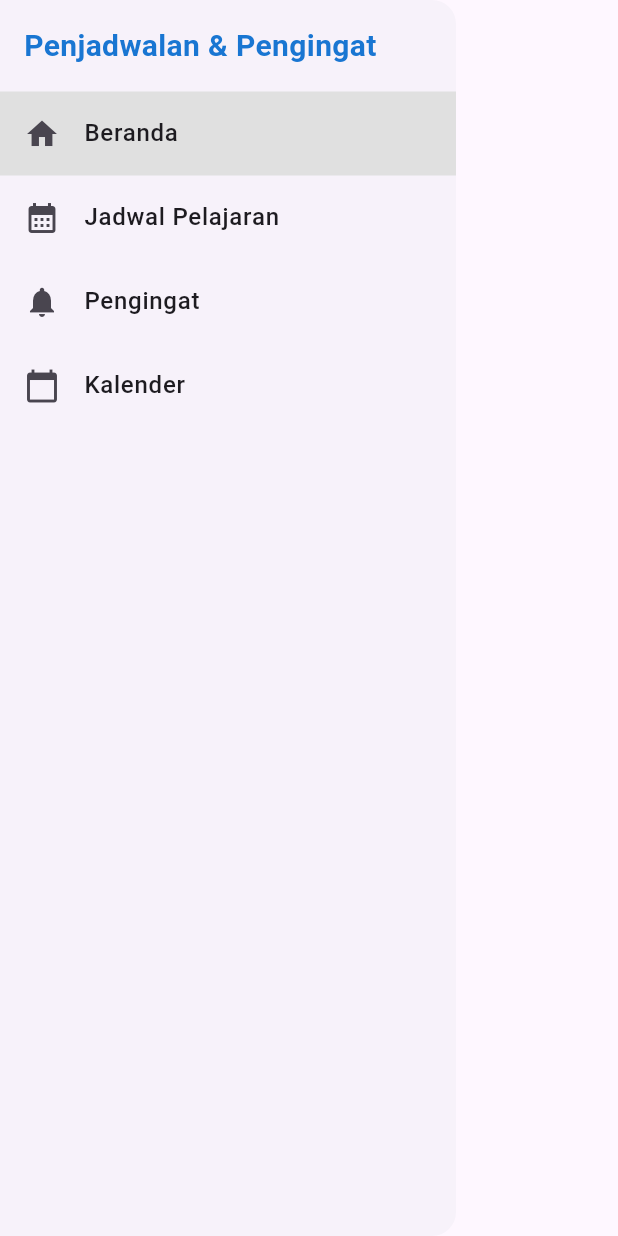
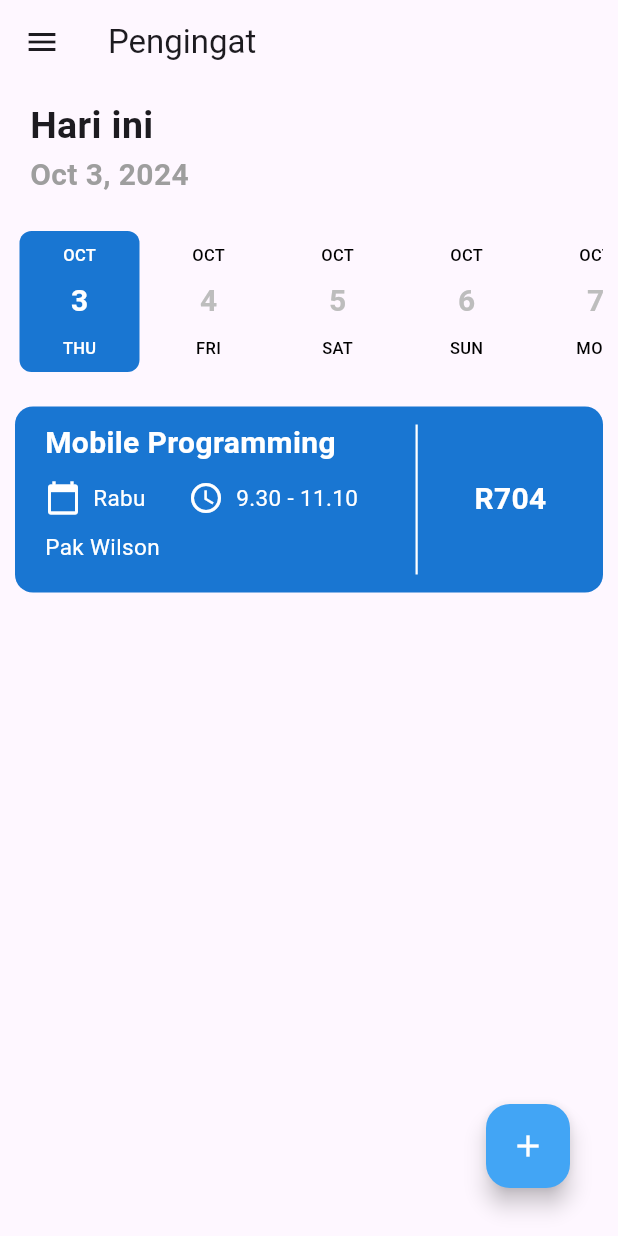
Before and after one commit to jvnnifer/jadwalPengingat, a Flutter app: the SideBar widget shown alone on an empty page, opened directly, after a tap on "Pengingat", on a phone screen of 412 x 824 dp. Run offline on Flutter 3.47's test engine with Material 3 defaults, Android fonts, the phone set to English and light mode, and no system bars; drawn by our look-alikes of date_picker_timeline.

Commit message:
udah ada pengingat tugas sama mapel

```diff
--- a/lib/pages/input_field_jadwal.dart
+++ b/lib/pages/input_field_jadwal.dart
@@ -41,7 +41,6 @@ class InputFieldJadwalState extends State<InputFieldJadwal> {
       'Rabu',
       'Kamis',
       'Jumat',
-      'Sabtu',
     ];
 
     String? _pickerDay = await showDialog<String>(
--- a/lib/pages/pengingat_otomatis.dart
+++ b/lib/pages/pengingat_otomatis.dart
@@ -0,0 +1,265 @@
+import 'package:flutter/material.dart';
+import 'sidebar.dart';
+import 'package:date_picker_timeline/date_picker_timeline.dart';
+import 'package:intl/intl.dart';
+import 'input_field_jadwal.dart';
+import 'dart:ui';
+
+class PengingatOtomatisPage extends StatefulWidget {
+  @override
+  _PengingatOtomatis createState() => _PengingatOtomatis();
+}
+
+class _PengingatOtomatis extends State<PengingatOtomatisPage> {
+  @override
+  Widget build(BuildContext context) {
+    return Scaffold(
+      drawer: SideBar(activePage: 'reminder'),
+      appBar: AppBar(
+        title: Text('Pengingat'),
+      ),
+      body: Column(
+        children: [
+          Padding(
+            padding: EdgeInsets.only(
+              left: 20,
+              top: 10,
+            ),
+            child: Align(
+              alignment: Alignment.centerLeft,
+              child: Text(
+                'Hari ini',
+                style: TextStyle(
+                  fontWeight: FontWeight.bold,
+                  fontSize: 25,
+                ),
+              ),
+            ),
+          ),
+          Padding(
+            padding: EdgeInsets.only(left: 20, bottom: 10),
+            child: Align(
+              alignment: Alignment.centerLeft,
+              child: Text(
+                DateFormat.yMMMd().format(DateTime.now()),
+                style: TextStyle(
+                  fontWeight: FontWeight.w600,
+                  fontSize: 20,
+                  color: Colors.grey,
+                ),
+              ),
+            ),
+          ),
+          Container(
+            child: Padding(
+              padding: EdgeInsets.all(10),
+              child: DatePicker(
+                DateTime.now(),
+                height: 100,
+                width: 80,
+                initialSelectedDate: DateTime.now(),
+                selectionColor: Colors.blue.shade700,
+                selectedTextColor: Colors.white,
+                dateTextStyle: TextStyle(
+                  fontSize: 20,
+                  fontWeight: FontWeight.w600,
+                  color: Colors.grey[400],
+                ),
+              ),
+            ),
+          ),
+          Card(
+            elevation: 0,
+            color: Colors.blue[700],
+            margin: EdgeInsets.all(10),
+            child: Padding(
+              padding: EdgeInsets.only(left: 20, top: 10, bottom: 10),
+              child: Row(
+                children: [
+                  Expanded(
+                    flex: 2,
+                    child: Column(
+                      children: [
+                        Align(
+                          alignment: Alignment.centerLeft,
+                          child: Text(
+                            'Mobile Programming',
+                            style: TextStyle(
+                                color: Colors.white,
+                                fontWeight: FontWeight.bold,
+                                fontSize: 20),
+                          ),
+                        ),
+                        SizedBox(
+                          height: 10,
+                        ),
+                        Row(
+                          mainAxisAlignment: MainAxisAlignment.spaceBetween,
+                          children: [
+                            Row(
+                              children: [
+                                Icon(Icons.calendar_today, color: Colors.white),
+                                SizedBox(width: 8),
+                                Text(
+                                  'Rabu',
+                                  style: TextStyle(
+                                      color: Colors.white, fontSize: 15),
+                                ),
+                              ],
+                            ),
+                            // Bagian Kanan
+                            Row(
+                              children: [
+                                Icon(Icons.access_time, color: Colors.white),
+                                SizedBox(
+                                    width: 8), // Jarak antara ikon dan teks
+                                Text(
+                                  '9.30 - 11.10',
+                                  style: TextStyle(
+                                      color: Colors.white, fontSize: 15),
+                                ),
+                              ],
+                            ),
+                            SizedBox(width: 10),
+                          ],
+                        ),
+                        SizedBox(
+                          height: 10,
+                        ),
+                        Align(
+                          alignment: Alignment.centerLeft,
+                          child: Text(
+                            'Pak Wilson',
+                            style: TextStyle(color: Colors.white, fontSize: 15),
+                          ),
+                        ),
+                        SizedBox(
+                          height: 10,
+                        ),
+                      ],
+                    ),
+                  ),
+                  Container(
+                    width: 1.5,
+                    height: 100,
+                    color: Colors.white,
+                  ),
+                  Expanded(
+                    flex: 1,
+                    child: Column(
+                      crossAxisAlignment: CrossAxisAlignment.center,
+                      children: [
+                        Text(
+                          'R704',
+                          style: TextStyle(
+                              color: Colors.white,
+                              fontSize: 20,
+                              fontWeight: FontWeight.bold),
+                        )
+                      ],
+                    ),
+                  ),
+                ],
+              ),
+            ),
+          ),
+        ],
+      ),
+      floatingActionButton: Stack(
+        children: [
+          Positioned(
+            bottom: 16,
+            right: 16,
+            child: FloatingActionButton(
+              onPressed: () {
+                showMenu(
+                  context: context,
+                  position: RelativeRect.fromLTRB(300.0, 600.0, 0.0, 0.0),
+                  items: [
+                    PopupMenuItem(
+                      value: 'add_subject',
+                      child: Row(
+                        mainAxisAlignment: MainAxisAlignment.spaceBetween,
+                        children: [
+                          Text(
+                            'Tambah',
+                            style: TextStyle(fontSize: 18),
+                          ),
+                          SizedBox(width: 8),
+                          Container(
+                            padding: EdgeInsets.all(8),
+                            decoration: BoxDecoration(
+                              color: Colors.blue[100],
+                              borderRadius: BorderRadius.circular(8),
+                            ),
+                            child: Icon(Icons.add, color: Colors.blue[700]),
+                          ),
+                        ],
+                      ),
+                    ),
+                    PopupMenuItem(
+                      value: 'edit_subject',
+                      child: Row(
+                        mainAxisAlignment: MainAxisAlignment.spaceBetween,
+                        children: [
+                          Text(
+                            'Edit',
+                            style: TextStyle(fontSize: 18),
+                          ),
+                          SizedBox(width: 8),
+                          Container(
+                            padding: EdgeInsets.all(8),
+                            decoration: BoxDecoration(
+                              color: Colors.blue[100],
+                              borderRadius: BorderRadius.circular(8),
+                            ),
+                            child: Icon(Icons.edit, color: Colors.blue[700]),
+                          ),
+                        ],
+                      ),
+                    ),
+                    PopupMenuItem(
+                      value: 'delete_subject',
+                      child: Row(
+                        mainAxisAlignment: MainAxisAlignment.spaceBetween,
+                        children: [
+                          Text(
+                            'Hapus',
+                            style: TextStyle(fontSize: 18),
+                          ),
+                          SizedBox(width: 8),
+                          Container(
+                            padding: EdgeInsets.all(8),
+                            decoration: BoxDecoration(
+                              color: Colors.blue[100],
+                              borderRadius: BorderRadius.circular(8),
+                            ),
+                            child: Icon(Icons.delete, color: Colors.blue[700]),
+                          ),
+                        ],
+                      ),
+                    ),
+                  ],
+                ).then((value) {
+                  if (value == 'add_subject') {
+                    Navigator.push(
+                      context,
+                      MaterialPageRoute(
+                          builder: (context) => InputFieldJadwal()),
+                    );
+                  } else if (value == 'edit_subject') {
+                    // Edit pelajaran
+                  } else if (value == 'delete_subject') {
+                    // Hapus pelajaran
+                  }
+                });
+              },
+              child: Icon(Icons.add, color: Colors.white),
+              backgroundColor: Colors.blue[400],
+            ),
+          ),
+        ],
+      ),
+    );
+  }
+}
--- a/lib/pages/sidebar.dart
+++ b/lib/pages/sidebar.dart
@@ -1,5 +1,6 @@
 import 'package:flutter/material.dart';
 import 'package:jadwal_pelajaran_app/pages/home_page.dart';
+import 'package:jadwal_pelajaran_app/pages/pengingat_otomatis.dart';
 import 'jadwal_pelajaran.dart';
 
 class SideBar extends StatelessWidget {
@@ -59,10 +60,11 @@ class SideBar extends StatelessWidget {
             ),
             tileColor: activePage == 'reminder' ? Colors.grey[300] : null,
             onTap: () {
-              // Navigator.push(
-              //   context,
-              //   MaterialPageRoute(builder: (context) => InputFieldJadwal()),
-              // );
+              Navigator.push(
+                context,
+                MaterialPageRoute(
+                    builder: (context) => PengingatOtomatisPage()),
+              );
             },
           ),
           ListTile(
```
Also changed, not shown: lib/pages/jadwal_pelajaran.dart (+72 -30 lines).
